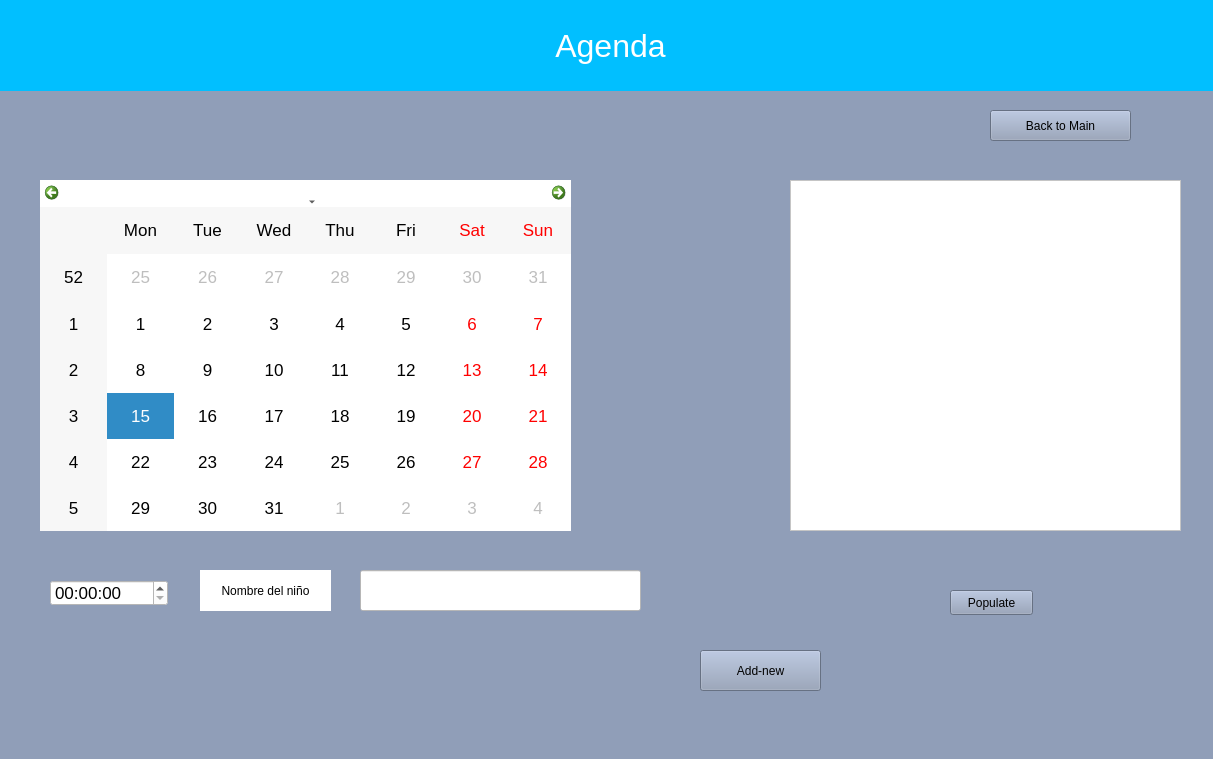
The window that QCalendar.ui (Doblepe/PAM-GUI) describes before a commit, drawn with Qt 5.
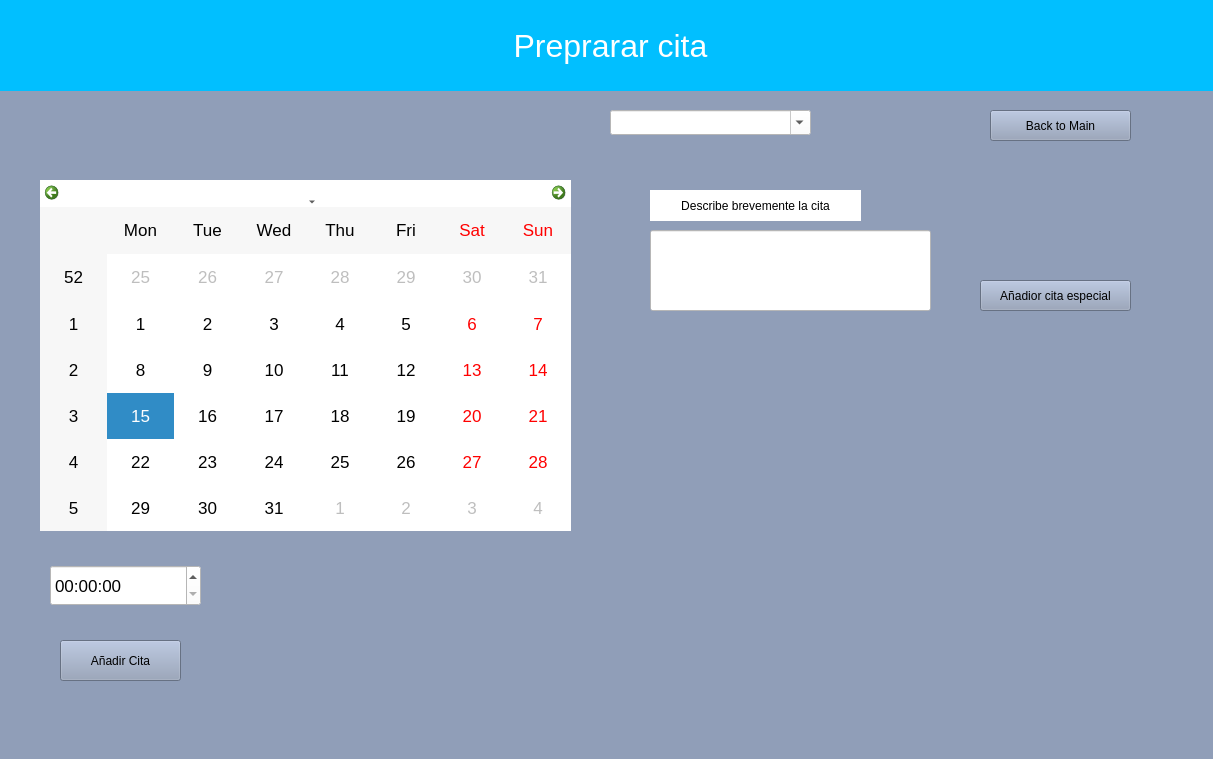
The same window after the commit.

Patch:
```diff
--- a/QCalendar.ui
+++ b/QCalendar.ui
@@ -30,26 +30,13 @@
 font: 13pt;</string>
    </property>
   </widget>
-  <widget class="QListWidget" name="listWidget">
-   <property name="geometry">
-    <rect>
-     <x>790</x>
-     <y>180</y>
-     <width>391</width>
-     <height>351</height>
-    </rect>
-   </property>
-   <property name="styleSheet">
-    <string notr="true">background:white</string>
-   </property>
-  </widget>
   <widget class="QTimeEdit" name="timefield">
    <property name="geometry">
     <rect>
      <x>50</x>
-     <y>580</y>
-     <width>118</width>
-     <height>26</height>
+     <y>565</y>
+     <width>151</width>
+     <height>41</height>
     </rect>
    </property>
    <property name="styleSheet">
@@ -61,14 +48,14 @@
   <widget class="QPushButton" name="BtnAddNew">
    <property name="geometry">
     <rect>
-     <x>700</x>
-     <y>650</y>
+     <x>60</x>
+     <y>640</y>
      <width>121</width>
      <height>41</height>
     </rect>
    </property>
    <property name="text">
-    <string>Add-new</string>
+    <string>Añadir Cita</string>
    </property>
   </widget>
   <widget class="QPushButton" name="BtnBack">
@@ -101,39 +88,7 @@
 </string>
    </property>
    <property name="text">
-    <string>Agenda</string>
-   </property>
-   <property name="alignment">
-    <set>Qt::AlignCenter</set>
-   </property>
-  </widget>
-  <widget class="QLineEdit" name="nombreField">
-   <property name="geometry">
-    <rect>
-     <x>360</x>
-     <y>570</y>
-     <width>281</width>
-     <height>41</height>
-    </rect>
-   </property>
-   <property name="styleSheet">
-    <string notr="true">background:white</string>
-   </property>
-  </widget>
-  <widget class="QLabel" name="label_2">
-   <property name="geometry">
-    <rect>
-     <x>200</x>
-     <y>570</y>
-     <width>131</width>
-     <height>41</height>
-    </rect>
-   </property>
-   <property name="styleSheet">
-    <string notr="true">background:white;</string>
-   </property>
-   <property name="text">
-    <string>Nombre del niño</string>
+    <string>Preprarar cita</string>
    </property>
    <property name="alignment">
     <set>Qt::AlignCenter</set>
@@ -142,10 +97,10 @@
   <widget class="QLabel" name="lblFeedback">
    <property name="geometry">
     <rect>
-     <x>40</x>
-     <y>640</y>
-     <width>621</width>
-     <height>71</height>
+     <x>430</x>
+     <y>560</y>
+     <width>741</width>
+     <height>151</height>
     </rect>
    </property>
    <property name="styleSheet">
@@ -156,17 +111,74 @@
     <string/>
    </property>
   </widget>
-  <widget class="QPushButton" name="BtnPopulate">
+  <widget class="QComboBox" name="ComboPekes">
+   <property name="enabled">
+    <bool>true</bool>
+   </property>
    <property name="geometry">
     <rect>
-     <x>950</x>
-     <y>590</y>
-     <width>83</width>
+     <x>610</x>
+     <y>110</y>
+     <width>201</width>
      <height>25</height>
     </rect>
    </property>
+   <property name="styleSheet">
+    <string notr="true">color: black; 
+background: white;
+</string>
+   </property>
+   <property name="editable">
+    <bool>true</bool>
+   </property>
+  </widget>
+  <widget class="QPushButton" name="BtnAddSpecialDate">
+   <property name="geometry">
+    <rect>
+     <x>980</x>
+     <y>280</y>
+     <width>151</width>
+     <height>31</height>
+    </rect>
+   </property>
    <property name="text">
-    <string>Populate</string>
+    <string>Añadior cita especial</string>
+   </property>
+  </widget>
+  <widget class="QLineEdit" name="SpecialDateDesc">
+   <property name="geometry">
+    <rect>
+     <x>650</x>
+     <y>230</y>
+     <width>281</width>
+     <height>81</height>
+    </rect>
+   </property>
+   <property name="styleSheet">
+    <string notr="true">background: white;</string>
+   </property>
+   <property name="alignment">
+    <set>Qt::AlignLeading|Qt::AlignLeft|Qt::AlignTop</set>
+   </property>
+  </widget>
+  <widget class="QLabel" name="label_2">
+   <property name="geometry">
+    <rect>
+     <x>650</x>
+     <y>190</y>
+     <width>211</width>
+     <height>31</height>
+    </rect>
+   </property>
+   <property name="styleSheet">
+    <string notr="true">background: white;
+</string>
+   </property>
+   <property name="text">
+    <string>Describe brevemente la cita</string>
+   </property>
+   <property name="alignment">
+    <set>Qt::AlignCenter</set>
    </property>
   </widget>
  </widget>
```
